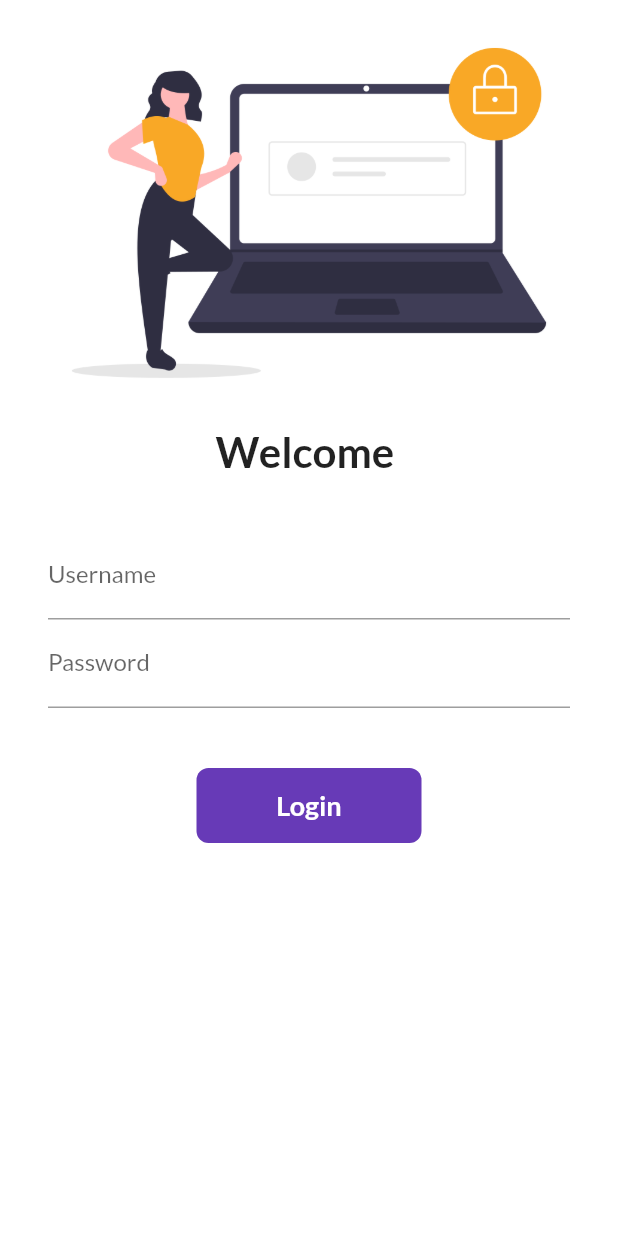
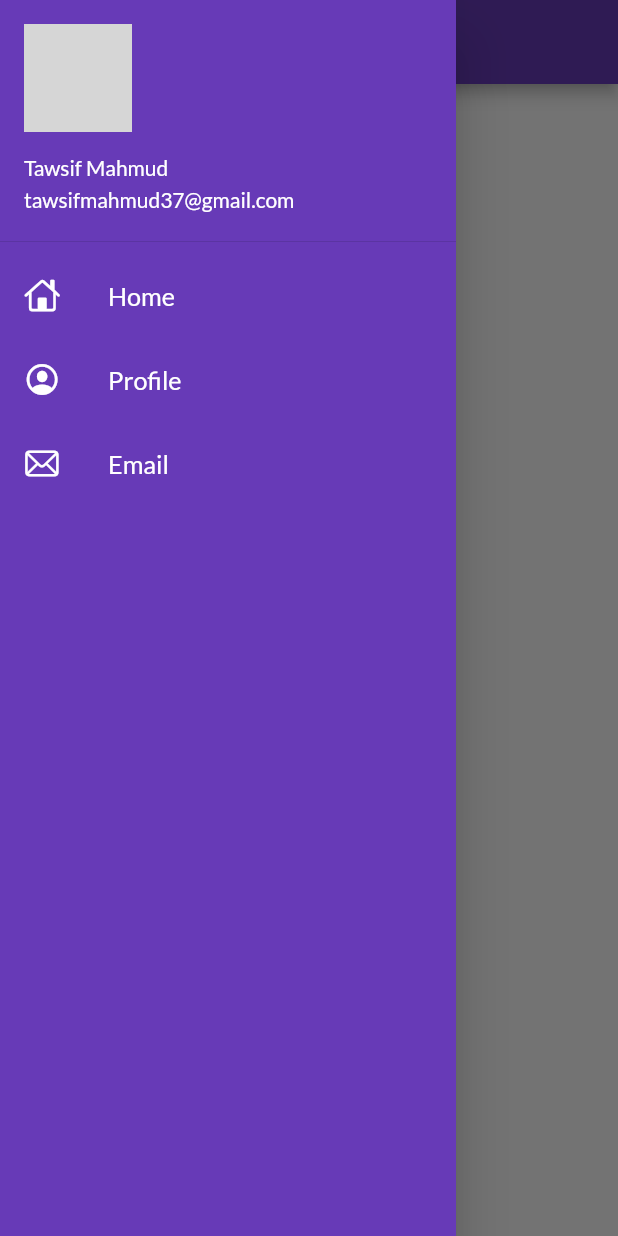
Before and after one commit to Tawsif05/flutter_catalog, a Flutter app: the screen it shows after launch, with the side drawer open (before the commit the screen has no drawer), on a phone screen of 412 x 824 dp. Run offline on Flutter 3.47's test engine with Material 2 defaults, Android fonts, the phone set to English and light mode, and no system bars; our stand-ins replace google_fonts; network calls fail; grey boxes are pictures that could not be loaded.

Commit message:
day09 completed

```diff
--- a/lib/main.dart
+++ b/lib/main.dart
@@ -16,6 +16,7 @@ class MyApp extends StatelessWidget {
   Widget build(BuildContext context) {
     return MaterialApp(
       theme: ThemeData(
+        primarySwatch: Colors.deepPurple,
         brightness: Brightness.light,
         fontFamily: GoogleFonts.lato().fontFamily,
         /* light theme settings */
@@ -30,7 +31,7 @@ class MyApp extends StatelessWidget {
          ThemeMode.dark for dark theme
       */
       debugShowCheckedModeBanner: false,
-      initialRoute: "/",
+      initialRoute: MyRoutes.homeRoute,
       routes: {
         "/": (context) => LoginPage(),
         MyRoutes.homeRoute: (context) => HomePage(),
--- a/lib/pages/home_page.dart
+++ b/lib/pages/home_page.dart
@@ -1,4 +1,5 @@
 import 'package:flutter/material.dart';
+import 'package:flutter_catalog/widgets/drawer.dart';
 
 class HomePage extends StatelessWidget {
   const HomePage({Key? key}) : super(key: key);
@@ -14,7 +15,7 @@ class HomePage extends StatelessWidget {
           child: Text("Flutter"),
         ),
       ),
-      drawer: Drawer(),
+      drawer: MyDrawer(),
     );
   }
 }
--- /dev/null
+++ b/lib/widgets/drawer.dart
@@ -0,0 +1,66 @@
+import 'package:flutter/cupertino.dart';
+import 'package:flutter/material.dart';
+
+class MyDrawer extends StatelessWidget {
+  const MyDrawer({Key? key}) : super(key: key);
+
+  @override
+  Widget build(BuildContext context) {
+    final imageURL =
+        "https://research.fb.com/wp-content/uploads/2016/11/peopleeric-anderson-7936_finalcrop.jpg?w=300";
+    return Drawer(
+      child: Container(
+        color: Colors.deepPurple,
+        child: ListView(
+          padding: EdgeInsets.zero,
+          children: [
+            DrawerHeader(
+              padding: EdgeInsets.zero,
+              child: UserAccountsDrawerHeader(
+                margin: EdgeInsets.zero,
+                accountName: Text("Tawsif Mahmud"),
+                accountEmail: Text("tawsifmahmud37@gmail.com"),
+                currentAccountPicture: CircleAvatar(
+                  backgroundImage: NetworkImage(imageURL),
+                ),
+              ),
+            ),
+            ListTile(
+              leading: Icon(
+                CupertinoIcons.home,
+                color: Colors.white,
+              ),
+              title: Text(
+                "Home",
+                textScaleFactor: 1.2,
+                style: TextStyle(color: Colors.white),
+              ),
+            ),
+            ListTile(
+              leading: Icon(
+                CupertinoIcons.profile_circled,
+                color: Colors.white,
+              ),
+              title: Text(
+                "Profile",
+                textScaleFactor: 1.2,
+                style: TextStyle(color: Colors.white),
+              ),
+            ),
+            ListTile(
+              leading: Icon(
+                CupertinoIcons.mail,
+                color: Colors.white,
+              ),
+              title: Text(
+                "Email",
+                textScaleFactor: 1.2,
+                style: TextStyle(color: Colors.white),
+              ),
+            )
+          ],
+        ),
+      ),
+    );
+  }
+}
```
Also changed, not shown: lib/pages/login_page.dart (+51 -14 lines), assets/images/welcome.jpg (added), assets/images/young.jpg (added).
